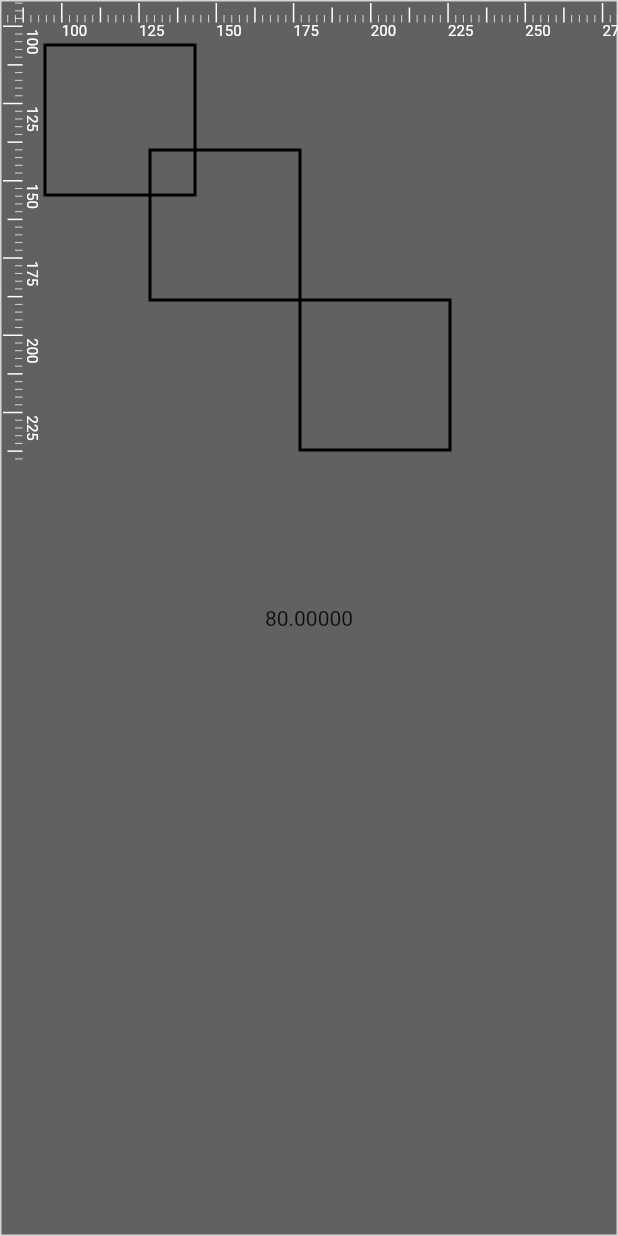
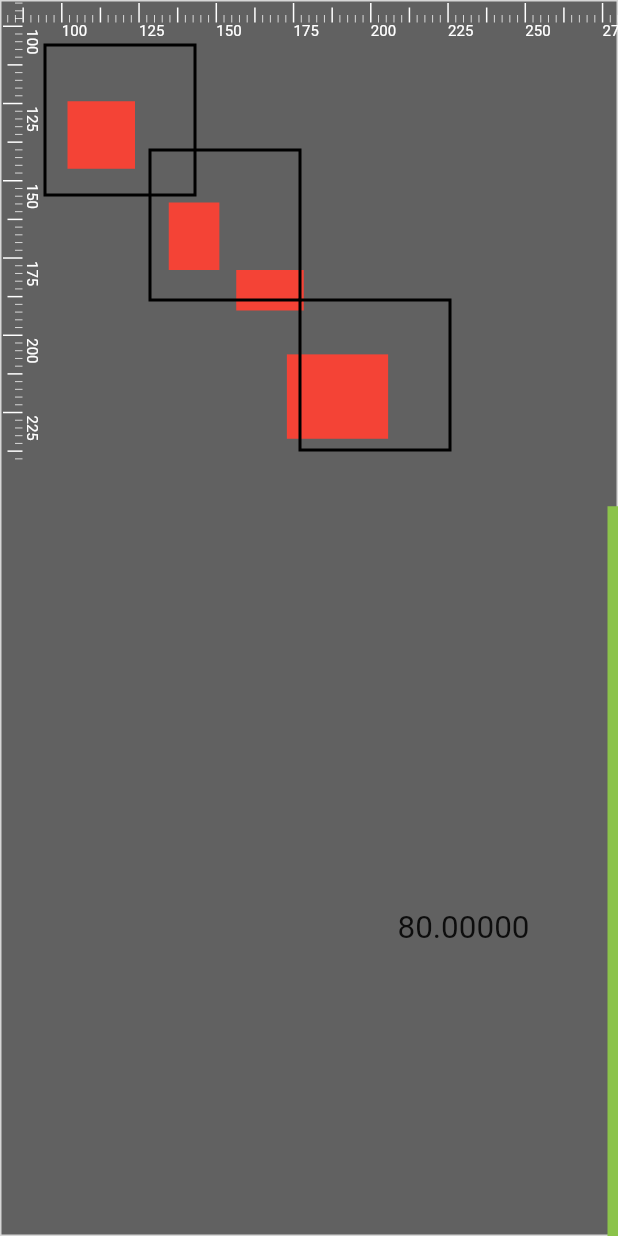
Before and after one commit to Norman-w/vectorgraph, a Flutter app: the screen it shows after launch, on a phone screen of 412 x 824 dp. Run offline on Flutter 3.47's test engine with Material 2 defaults, Android fonts, the phone set to English and light mode, and no system bars; missing offline and left inert: window_manager.

Commit message:
完成了触摸板缩放检测和space内的基础渲染(不是真正的逻辑)

```diff
--- a/lib/main.dart
+++ b/lib/main.dart
@@ -40,10 +40,21 @@ Space initSpace(){
 
   var paper = Paper(
     name: "paper1",
-    width: 1000,
-    height: 1000,
-    color: Colors.white,
-  );
+    width: 400,
+    height: 300,
+    color: Colors.lightGreen,
+  )..left = 180..top = 150;
+
+
+  var rect1 = Rect.fromLTWH(20, 30, 20, 20);
+  var rect2 = Rect.fromLTWH(50, 60, 15, 20);
+  var rect3 = Rect.fromLTWH(70, 80, 20, 12);
+  var rect4 = Rect.fromLTWH(85, 105, 30, 25);
+
+  layer.addRect(rect1);
+  layer.addRect(rect2);
+  layer.addRect(rect3);
+  layer.addRect(rect4);
 
   space.addPaper(paper);
 
--- a/lib/viewer/paper.dart
+++ b/lib/viewer/paper.dart
@@ -8,9 +8,14 @@ import 'package:flutter/material.dart';
 
 class Paper{
   String name;
+  late double left;
+  late double top;
   double width;
   double height;
   Color color;
+  Rect get rect{
+    return Rect.fromLTWH(left, top, width, height);
+  }
   Paper({required this.name,required this.width,required this.height,required this.color});
 }
 
--- a/lib/viewer/space_layer.dart
+++ b/lib/viewer/space_layer.dart
@@ -1,4 +1,6 @@
 //space中包含多个层,层中再包含图元和组,图元由点和线等组成.组就是图元的集合
+
+import 'dart:ui';
 
 class SpaceLayer{
   String name;
@@ -6,4 +8,9 @@ class SpaceLayer{
   //dynamic objects list
   final objects = <Object>[];
   SpaceLayer(this.zIndex, {this.name = ''});
+  void addRect(Rect rect){
+    objects.add(rect);
+  }
+  //get all rects
+  List<Rect> get rects => objects.whereType<Rect>().toList();
 }
--- a/lib/viewer/view_port.dart
+++ b/lib/viewer/view_port.dart
@@ -10,25 +10,31 @@ class ViewPort extends StatefulWidget {
   @override
   createState() => _ViewPortState();
 }
-class _ViewPortState extends State<ViewPort>
+class _ViewPortState extends State<ViewPort> with SingleTickerProviderStateMixin
 {
   //放大倍数
-  double currentScale =1;
+  double currentScale =1.5;
   Offset currentOffset = Offset.zero;
   double rectWidth = 200;
   double rectLeft = 80;
   double rectHeight = 150;
   double rectTop = 91.5;
 
+  String logText = '';
+
+
+  double _previousScale = 0;
+
+
 
   @override
   void initState() {
     super.initState();
-    Timer.periodic(Duration(milliseconds: 100), (timer) {
-      setState(() {
-        currentScale *= 1.001;
-      });
-    });
+    // Timer.periodic(Duration(milliseconds: 100), (timer) {
+    //   setState(() {
+    //     currentScale *= 1.001;
+    //   });
+    // });
     // Timer.periodic(Duration(milliseconds: 20), (timer) {
     //   setState(() {
     //     rectWidth = rectWidth *1.001;
@@ -40,10 +46,83 @@ class _ViewPortState extends State<ViewPort>
     // });
   }
 
+
+
   @override
   Widget build(BuildContext context) {
-    return Stack(
+
+    Offset _normalizedOffset = Offset.zero;
+
+    Offset _clampOffset(Offset offset) {
+      final Size? size = context.size;
+      // widget的屏幕宽度
+      final Offset minOffset = Offset(size!.width, size!.height) * (1.0 - currentScale);
+      // 限制他的最小尺寸
+      return Offset(
+          offset.dx.clamp(minOffset.dx, 0.0), offset.dy.clamp(minOffset.dy, 0.0));
+    }
+
+
+    var allRects = widget.space.layers.expand((element) => element.rects).toList();
+    return
+      GestureDetector(
+        onScaleUpdate: (details){
+          setState(() {
+            currentScale = (_previousScale * details.scale).clamp(1.0, 3.0);
+            // 限制放大倍数 1~3倍
+            currentOffset = _clampOffset(details.focalPoint - _normalizedOffset * currentScale);
+            // 更新当前位置
+          });
+        },
+        onScaleStart: (details){
+          setState(() {
+            _previousScale = currentScale;
+            _normalizedOffset = (details.focalPoint - currentOffset) / currentScale;
+            // 计算图片放大后的位置
+            // _controller.stop();
+          });
+        }
+          ,
+          onDoubleTap: () {
+            setState(() {
+              currentScale = 1.0;
+            });
+          },
+        child: Stack(
               children: [
+                Transform(
+                transform: Matrix4.identity()
+              ..translate(currentOffset.dx, currentOffset.dy)
+              ..scale(currentScale),
+                child: Stack(
+                  children: [
+                    //绘制所有矩形
+                    ...allRects.map((e) => Positioned(
+                      left: e.left * currentScale,
+                      top: e.top*currentScale,
+                      child: Container(
+                        width: e.width*currentScale,
+                        height: e.height*currentScale,
+                        color: Colors.red,
+                      ),
+                    )),
+                    //绘制所有的纸张
+                    ...widget.space.papers.map((e) => Positioned(
+                      left: e.left * currentScale,
+                      top: e.top*currentScale,
+                      child: Container(
+                        width: e.width*currentScale,
+                        height: e.height*currentScale,
+                        color: e.color,
+                      ),
+                    )),
+                    Align(
+                      alignment: Alignment.center,
+                      child: Text(rectLeft.toStringAsFixed(5)),
+                    )
+                  ],
+                    ),
+                ),
                 Container(
                     width: double.infinity,
                     height: double.infinity,
@@ -51,11 +130,10 @@ class _ViewPortState extends State<ViewPort>
                       Rect.fromLTWH(rectLeft, rectTop, rectWidth, rectHeight),
                     )
                 ),
-        Align(
-          alignment: Alignment.center,
-          child: Text(rectLeft.toStringAsFixed(5)),
-        )
+
+                Text(logText),
           ],
+        ),
       );
   }
 }
```
Also changed, not shown: lib/viewer/paper_painter.dart (added, +21 -0 lines), 1 other file. Lines whose indentation alone changed are shown as unchanged.
